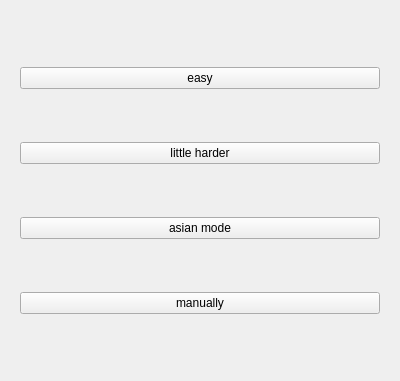
This is newgamedialog.ui in DevAlone/CrazyMinesweeper as Qt 5 draws it before an edit. The edited form follows.
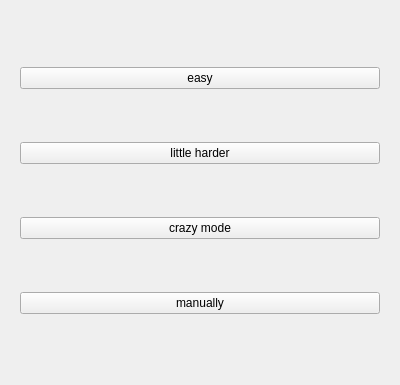
This is the edited form. The open tabs and pages were chosen to show the change.

What changed in the file:
```diff
--- a/newgamedialog.ui
+++ b/newgamedialog.ui
@@ -7,7 +7,7 @@
     <x>0</x>
     <y>0</y>
     <width>400</width>
-    <height>355</height>
+    <height>385</height>
    </rect>
   </property>
   <property name="windowTitle">
@@ -165,7 +165,7 @@
        <item>
         <widget class="QPushButton" name="pushButtonAsianMode">
          <property name="text">
-          <string>asian mode</string>
+          <string>crazy mode</string>
          </property>
         </widget>
        </item>
```
Left out of the diff: 2 changed lines with no effect on the pictures.
